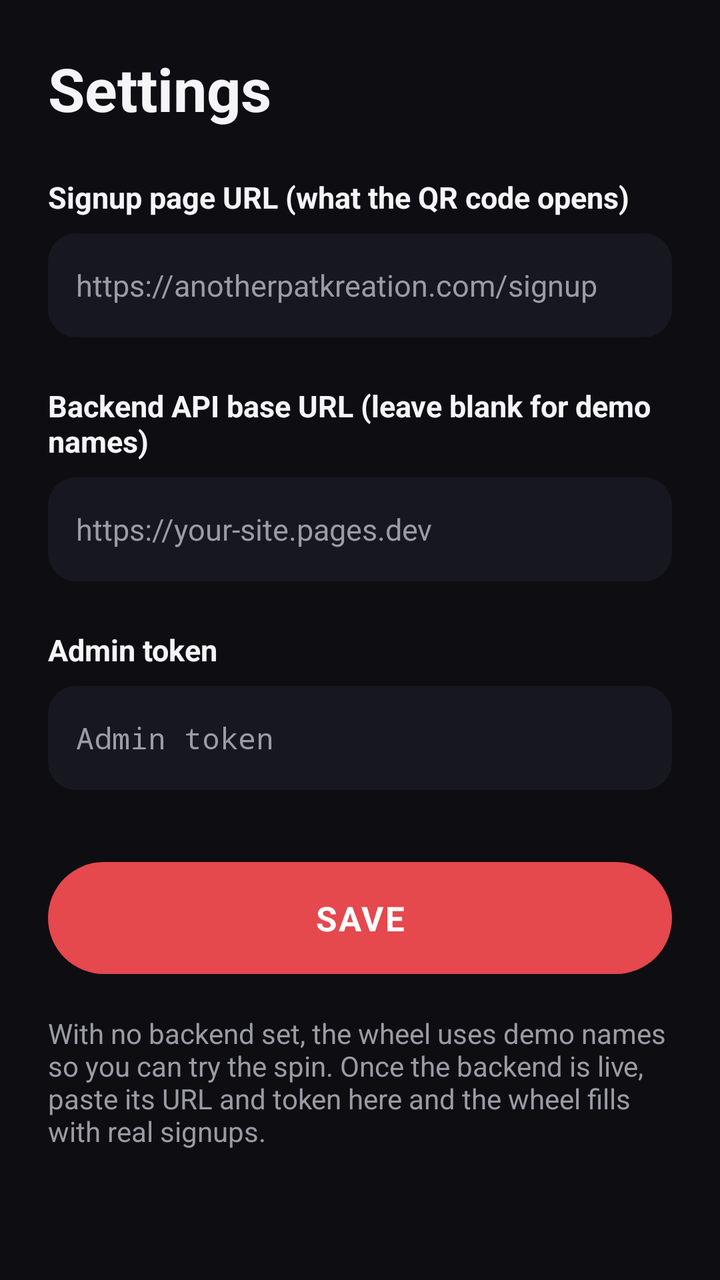
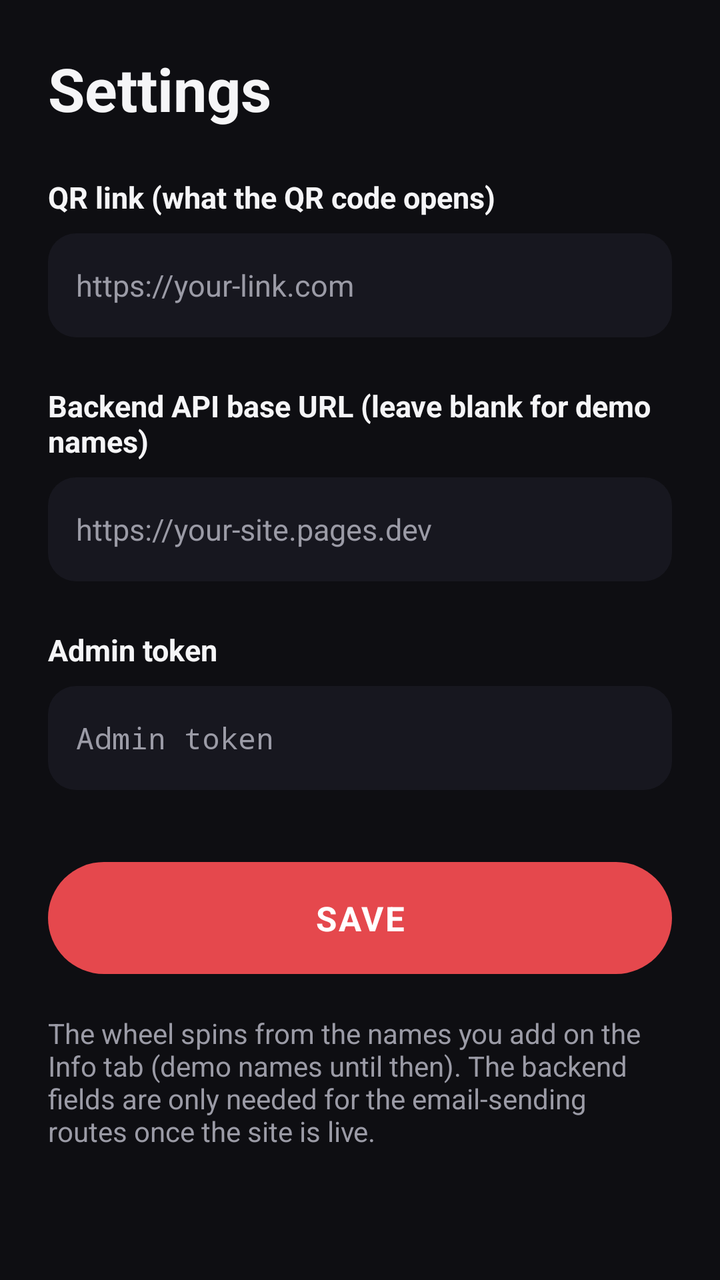

Screens rendered from an Android XML layout before and after an edit, with the pre-edit source and the edit as a unified diff.
<!-- AndroidManifest.xml: application theme AppTheme -->
<!-- res/layout/activity_settings.xml -->
<?xml version="1.0" encoding="utf-8"?>
<ScrollView xmlns:android="http://schemas.android.com/apk/res/android"
    android:layout_width="match_parent"
    android:layout_height="match_parent"
    android:fillViewport="true"
    android:background="@color/bg">
    <LinearLayout
        android:orientation="vertical"
        android:layout_width="match_parent"
        android:layout_height="wrap_content"
        android:padding="24dp">
        <TextView
            android:layout_width="wrap_content"
            android:layout_height="wrap_content"
            android:text="Settings"
            android:textColor="@color/text"
            android:textSize="30sp"
            android:textStyle="bold"
            android:layout_marginBottom="24dp" />
        <TextView
            android:layout_width="wrap_content"
            android:layout_height="wrap_content"
            android:text="Signup page URL (what the QR code opens)"
            android:textColor="@color/text"
            android:textSize="15sp"
            android:textStyle="bold" />
        <EditText
            android:id="@+id/inSignupUrl"
            android:layout_width="match_parent"
            android:layout_height="52dp"
            android:layout_marginTop="8dp"
            android:background="@drawable/bg_input_dark"
            android:padding="14dp"
            android:textColor="@color/text"
            android:textColorHint="@color/text_dim"
            android:hint="https://anotherpatkreation.com/signup"
            android:inputType="textUri"
            android:textSize="15sp" />
        <TextView
            android:layout_width="wrap_content"
            android:layout_height="wrap_content"
            android:text="Backend API base URL (leave blank for demo names)"
            android:textColor="@color/text"
            android:textSize="15sp"
            android:textStyle="bold"
            android:layout_marginTop="24dp" />
        <EditText
            android:id="@+id/inApiBase"
            android:layout_width="match_parent"
            android:layout_height="52dp"
            android:layout_marginTop="8dp"
            android:background="@drawable/bg_input_dark"
            android:padding="14dp"
            android:textColor="@color/text"
            android:textColorHint="@color/text_dim"
            android:hint="https://your-site.pages.dev"
            android:inputType="textUri"
            android:textSize="15sp" />
        <TextView
            android:layout_width="wrap_content"
            android:layout_height="wrap_content"
            android:text="Admin token"
            android:textColor="@color/text"
            android:textSize="15sp"
            android:textStyle="bold"
            android:layout_marginTop="24dp" />
        <EditText
            android:id="@+id/inAdminToken"
            android:layout_width="match_parent"
            android:layout_height="52dp"
            android:layout_marginTop="8dp"
            android:background="@drawable/bg_input_dark"
            android:padding="14dp"
            android:textColor="@color/text"
            android:textColorHint="@color/text_dim"
            android:hint="Admin token"
            android:inputType="textPassword"
            android:textSize="15sp" />
        <TextView
            android:id="@+id/btnSave"
            android:layout_width="match_parent"
            android:layout_height="56dp"
            android:layout_marginTop="36dp"
            android:background="@drawable/bg_button_red"
            android:gravity="center"
            android:text="SAVE"
            android:textColor="#FFFFFFFF"
            android:textSize="17sp"
            android:textStyle="bold"
            android:letterSpacing="0.05" />
        <TextView
            android:layout_width="wrap_content"
            android:layout_height="wrap_content"
            android:text="With no backend set, the wheel uses demo names so you can try the spin. Once the backend is live, paste its URL and token here and the wheel fills with real signups."
            android:textColor="@color/text_dim"
            android:textSize="14sp"
            android:layout_marginTop="20dp" />
    </LinearLayout>
</ScrollView>
<!-- resources referenced by this layout -->
<resources>
  <color name="bg">#FF0E0E12</color>
  <color name="text">#FFF5F5F7</color>
  <color name="text_dim">#FF9B9BA6</color>
  <!-- drawable bg_button_red (drawable) -->
  <?xml version="1.0" encoding="utf-8"?>
  <selector xmlns:android="http://schemas.android.com/apk/res/android">
      <item android:state_pressed="true">
          <shape android:shape="rectangle"><solid android:color="#FFC93A3F" /><corners android:radius="28dp" /></shape>
      </item>
      <item android:state_enabled="false">
          <shape android:shape="rectangle"><solid android:color="#FF5A2A2D" /><corners android:radius="28dp" /></shape>
      </item>
      <item>
          <shape android:shape="rectangle"><solid android:color="#FFE5484D" /><corners android:radius="28dp" /></shape>
      </item>
  </selector>
  <!-- drawable bg_input_dark (drawable) -->
  <?xml version="1.0" encoding="utf-8"?>
  <shape xmlns:android="http://schemas.android.com/apk/res/android" android:shape="rectangle">
      <solid android:color="#FF17171F" />
      <corners android:radius="14dp" />
  </shape>
  <style name="AppTheme" parent="android:Theme.Material.NoActionBar">
          <item name="android:windowBackground">@color/bg</item>
          <item name="android:statusBarColor">@color/bg</item>
          <item name="android:navigationBarColor">@color/bg</item>
          <item name="android:colorAccent">@color/accent</item>
      </style>
  <color name="accent">#FFE5484D</color>
</resources>

<!-- the commit's change to res/layout/activity_settings.xml (unified diff, before → after) -->
@@ -20,7 +20,7 @@
         <TextView
             android:layout_width="wrap_content"
             android:layout_height="wrap_content"
-            android:text="Signup page URL (what the QR code opens)"
+            android:text="QR link (what the QR code opens)"
             android:textColor="@color/text"
             android:textSize="15sp"
             android:textStyle="bold" />
@@ -33,7 +33,7 @@
             android:padding="14dp"
             android:textColor="@color/text"
             android:textColorHint="@color/text_dim"
-            android:hint="https://anotherpatkreation.com/signup"
+            android:hint="https://your-link.com"
             android:inputType="textUri"
             android:textSize="15sp" />
         <TextView
@@ -91,7 +91,7 @@
         <TextView
             android:layout_width="wrap_content"
             android:layout_height="wrap_content"
-            android:text="With no backend set, the wheel uses demo names so you can try the spin. Once the backend is live, paste its URL and token here and the wheel fills with real signups."
+            android:text="The wheel spins from the names you add on the Info tab (demo names until then). The backend fields are only needed for the email-sending routes once the site is live."
             android:textColor="@color/text_dim"
             android:textSize="14sp"
             android:layout_marginTop="20dp" />
